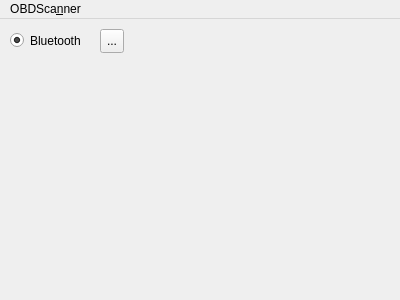
This is obdscanner.ui in miiiiichal/OBDScanner as Qt 5 draws it before an edit. The edited form follows.
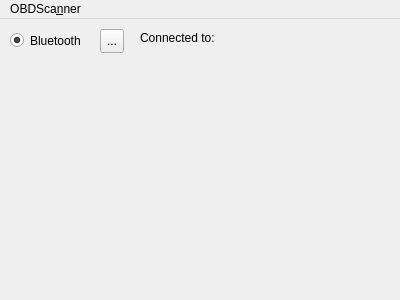
This is the edited form.

```diff
--- a/obdscanner.ui
+++ b/obdscanner.ui
@@ -43,6 +43,32 @@
      <string>...</string>
     </property>
    </widget>
+   <widget class="QLabel" name="label">
+    <property name="geometry">
+     <rect>
+      <x>140</x>
+      <y>10</y>
+      <width>81</width>
+      <height>17</height>
+     </rect>
+    </property>
+    <property name="text">
+     <string>Connected to:</string>
+    </property>
+   </widget>
+   <widget class="QLabel" name="connectedDeviceName">
+    <property name="geometry">
+     <rect>
+      <x>230</x>
+      <y>10</y>
+      <width>131</width>
+      <height>17</height>
+     </rect>
+    </property>
+    <property name="text">
+     <string/>
+    </property>
+   </widget>
   </widget>
   <widget class="QMenuBar" name="menuBar">
    <property name="geometry">
```
